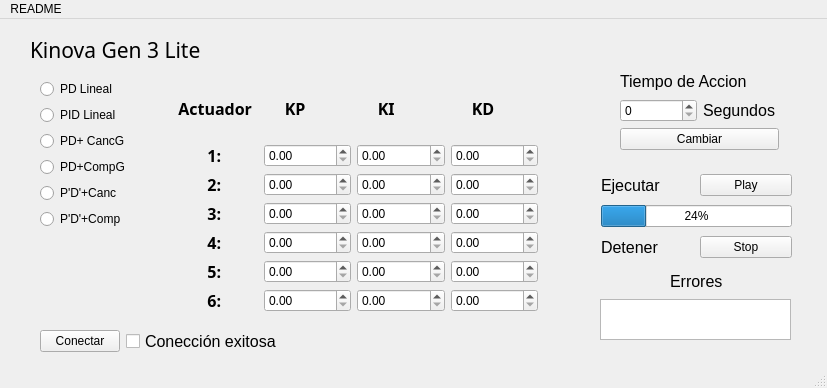
Above: mainwindow.ui from JeanPons183/InterfazKinova before the change. Below: the same form after it.
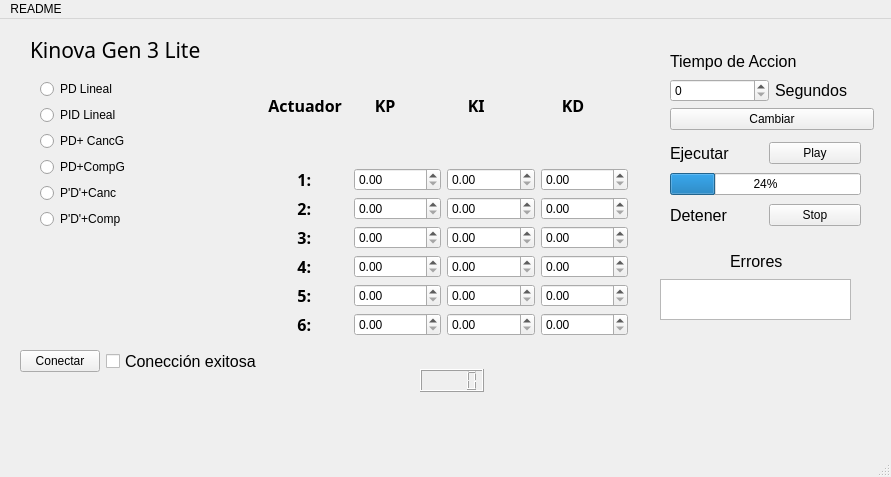
That is the form after the change.

Commit message: Practicando con los radialbutton

Diff of the .ui file:
```diff
--- a/mainwindow.ui
+++ b/mainwindow.ui
@@ -6,8 +6,8 @@
    <rect>
     <x>0</x>
     <y>0</y>
-    <width>827</width>
-    <height>388</height>
+    <width>891</width>
+    <height>477</height>
    </rect>
   </property>
   <property name="windowTitle">
@@ -36,8 +36,8 @@
    <widget class="QTextBrowser" name="MostrarErrores">
     <property name="geometry">
      <rect>
-      <x>600</x>
-      <y>280</y>
+      <x>660</x>
+      <y>260</y>
       <width>191</width>
       <height>41</height>
      </rect>
@@ -46,8 +46,8 @@
    <widget class="QLabel" name="label_12">
     <property name="geometry">
      <rect>
-      <x>670</x>
-      <y>250</y>
+      <x>730</x>
+      <y>230</y>
       <width>134</width>
       <height>24</height>
      </rect>
@@ -67,7 +67,7 @@
      <rect>
       <x>40</x>
       <y>60</y>
-      <width>99</width>
+      <width>97</width>
       <height>221</height>
      </rect>
     </property>
@@ -119,8 +119,8 @@
    <widget class="QWidget" name="layoutWidget">
     <property name="geometry">
      <rect>
-      <x>40</x>
-      <y>310</y>
+      <x>20</x>
+      <y>330</y>
       <width>242</width>
       <height>26</height>
      </rect>
@@ -151,10 +151,10 @@
    <widget class="QWidget" name="layoutWidget">
     <property name="geometry">
      <rect>
-      <x>170</x>
-      <y>60</y>
+      <x>260</x>
+      <y>30</y>
       <width>368</width>
-      <height>233</height>
+      <height>287</height>
      </rect>
     </property>
     <layout class="QGridLayout" name="gridLayout">
@@ -357,8 +357,8 @@
    <widget class="QWidget" name="layoutWidget">
     <property name="geometry">
      <rect>
-      <x>601</x>
-      <y>152</y>
+      <x>670</x>
+      <y>120</y>
       <width>191</width>
       <height>90</height>
      </rect>
@@ -424,9 +424,9 @@
    <widget class="QWidget" name="layoutWidget">
     <property name="geometry">
      <rect>
-      <x>620</x>
-      <y>50</y>
-      <width>159</width>
+      <x>670</x>
+      <y>30</y>
+      <width>204</width>
       <height>81</height>
      </rect>
     </property>
@@ -469,13 +469,23 @@
      </item>
     </layout>
    </widget>
+   <widget class="QLCDNumber" name="lcdNumber">
+    <property name="geometry">
+     <rect>
+      <x>420</x>
+      <y>350</y>
+      <width>64</width>
+      <height>23</height>
+     </rect>
+    </property>
+   </widget>
   </widget>
   <widget class="QMenuBar" name="menubar">
    <property name="geometry">
     <rect>
      <x>0</x>
      <y>0</y>
-     <width>827</width>
+     <width>891</width>
      <height>21</height>
     </rect>
    </property>
```
Left out of the diff: 254 changed lines with no effect on the pictures. The commit also changes 2 other files.
